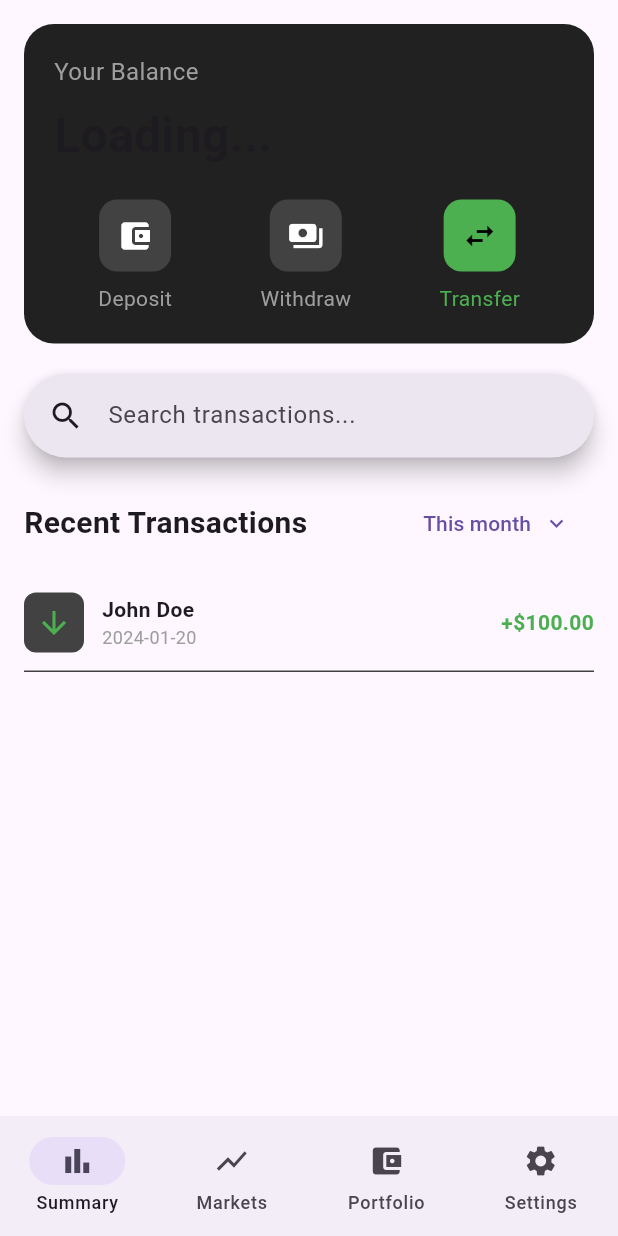
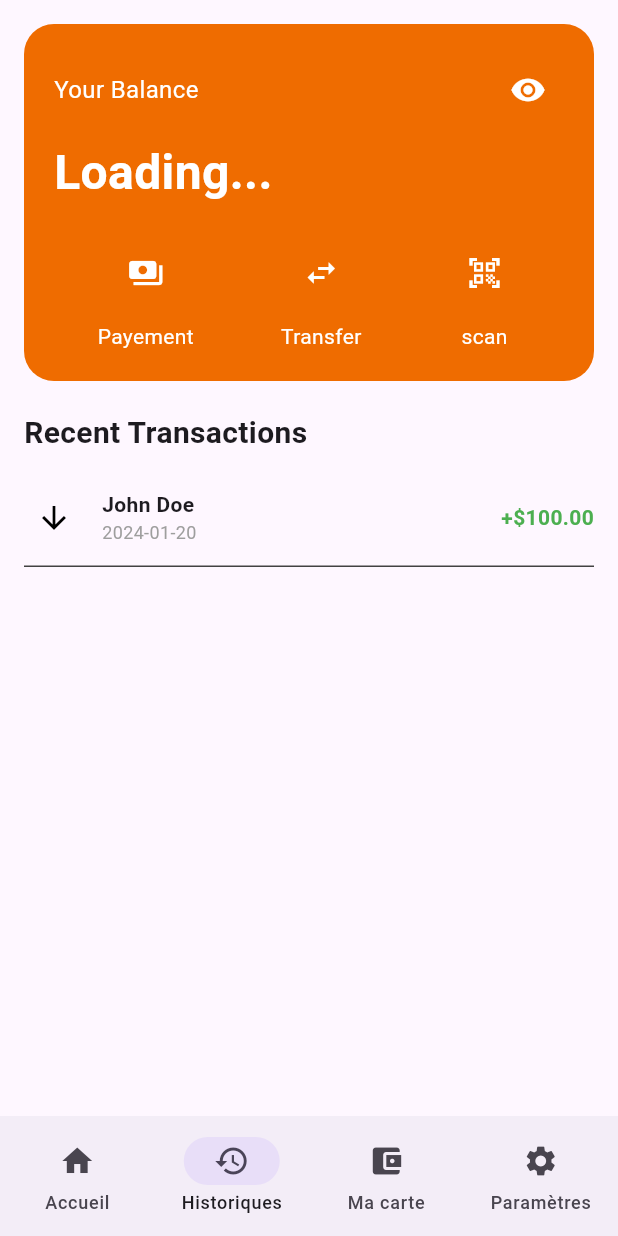
Before and after one commit to thatsbass/money_transfer_app, a Flutter app: the HomeView screen opened by its route, item 2 of the bottom bar chosen, on a phone screen of 412 x 824 dp. Run offline on Flutter 3.47's test engine with Material 3 defaults, Android fonts, the phone set to English and light mode, and no system bars; our stand-ins replace cloud_firestore, firebase_auth, firebase_core, get, get_storage, google_sign_in; missing offline and left inert: flutter_facebook_auth; accounts and stored records are empty.

```diff
--- a/lib/modules/home/views/home_view.dart
+++ b/lib/modules/home/views/home_view.dart
@@ -1,7 +1,6 @@
 import 'package:flutter/material.dart';
 import 'package:get/get.dart';
 import '../controllers/home_controller.dart';
-
 
 class HomeView extends GetView<HomeController> {
   const HomeView({Key? key}) : super(key: key);
@@ -18,14 +17,6 @@ class HomeView extends GetView<HomeController> {
               children: [
                 const BalanceCard(),
                 const SizedBox(height: 20),
-                SearchBar(
-                  hintText: "Search transactions...",
-                  leading: const Icon(Icons.search),
-                  padding: const MaterialStatePropertyAll(
-                    EdgeInsets.symmetric(horizontal: 16.0),
-                  ),
-                ),
-                const SizedBox(height: 20),
                 Row(
                   mainAxisAlignment: MainAxisAlignment.spaceBetween,
                   children: [
@@ -35,11 +26,6 @@ class HomeView extends GetView<HomeController> {
                         fontSize: 20,
                         fontWeight: FontWeight.bold,
                       ),
-                    ),
-                    TextButton.icon(
-                      onPressed: () {},
-                      icon: const Text("This month"),
-                      label: const Icon(Icons.keyboard_arrow_down),
                     ),
                   ],
                 ),
@@ -54,28 +40,28 @@ class HomeView extends GetView<HomeController> {
           ),
         ),
       ),
-      bottomNavigationBar: NavigationBar(
-        selectedIndex: 0,
-        onDestinationSelected: (index) {},
+      bottomNavigationBar: Obx(() => NavigationBar(
+        selectedIndex: controller.currentIndex.value,
+        onDestinationSelected: controller.changeIndex,
         destinations: const [
           NavigationDestination(
-            icon: Icon(Icons.bar_chart),
-            label: 'Summary',
+            icon: Icon(Icons.home),
+            label: 'Accueil',
           ),
           NavigationDestination(
-            icon: Icon(Icons.show_chart),
-            label: 'Markets',
+            icon: Icon(Icons.history),
+            label: 'Historiques',
           ),
           NavigationDestination(
             icon: Icon(Icons.account_balance_wallet),
-            label: 'Portfolio',
+            label: 'Ma carte',
           ),
           NavigationDestination(
             icon: Icon(Icons.settings),
-            label: 'Settings',
+            label: 'Paramètres',
           ),
         ],
-      ),
+      )),
     );
   }
 }
@@ -88,24 +74,40 @@ class BalanceCard extends GetView<HomeController> {
     return Container(
       padding: const EdgeInsets.all(20),
       decoration: BoxDecoration(
-        color: Colors.grey[900],
+        color: Colors.orange[800],
         borderRadius: BorderRadius.circular(20),
       ),
       child: Column(
         crossAxisAlignment: CrossAxisAlignment.start,
         children: [
+          Row(
+            mainAxisAlignment: MainAxisAlignment.spaceBetween,
+            children: [
               const Text(
                 "Your Balance",
                 style: TextStyle(
-              color: Colors.grey,
+                  color: Colors.white,
                   fontSize: 16,
                 ),
+              ),
+              IconButton(
+                icon: Obx(() => Icon(
+                  controller.isBalanceVisible.value
+                      ? Icons.visibility
+                      : Icons.visibility_off,
+                  color: Colors.white,
+                )),
+                onPressed: controller.toggleBalanceVisibility,
+              ),
+            ],
           ),
           const SizedBox(height: 8),
           Obx(() {
             if (controller.user.value != null) {
               return Text(
-                "\$${controller.user.value!.account.balance.toStringAsFixed(2)}",
+                controller.isBalanceVisible.value
+                    ? "\$${controller.user.value!.account.balance.toStringAsFixed(2)}"
+                    : "****",
                 style: const TextStyle(
                   fontSize: 32,
                   fontWeight: FontWeight.bold,
@@ -118,6 +120,7 @@ class BalanceCard extends GetView<HomeController> {
                 style: TextStyle(
                   fontSize: 32,
                   fontWeight: FontWeight.bold,
+                  color: Colors.white,
                 ),
               );
             }
@@ -126,14 +129,9 @@ class BalanceCard extends GetView<HomeController> {
           Row(
             mainAxisAlignment: MainAxisAlignment.spaceAround,
             children: [
-              _buildActionButton(Icons.account_balance_wallet, "Deposit", onTap: controller.onDepositTap),
-              _buildActionButton(Icons.payments, "Withdraw", onTap: controller.onWithdrawTap),
-              _buildActionButton(
-                Icons.swap_horiz,
-                "Transfer",
-                isHighlighted: true,
-                onTap: controller.onTransferTap,
-              ),
+              _buildActionButton(Icons.payments, "Payement", onTap: controller.onWithdrawTap),
+              _buildActionButton(Icons.swap_horiz, "Transfer", isHighlighted: true, onTap: controller.onTransferTap),
+              _buildActionButton(Icons.qr_code_scanner, "scan", onTap: controller.onDepositTap),
             ],
           ),
         ],
@@ -150,19 +148,18 @@ class BalanceCard extends GetView<HomeController> {
           Container(
             padding: const EdgeInsets.all(12),
             decoration: BoxDecoration(
-              color: isHighlighted ? Colors.green : Colors.grey[800],
               borderRadius: BorderRadius.circular(12),
             ),
             child: Icon(
               icon,
-              color: isHighlighted ? Colors.black : Colors.white,
+              color: Colors.white,
             ),
           ),
           const SizedBox(height: 8),
           Text(
             label,
-            style: TextStyle(
-              color: isHighlighted ? Colors.green : Colors.grey,
+            style: const TextStyle(
+              color: Colors.white,
             ),
           ),
         ],
@@ -193,12 +190,11 @@ class TransactionCard extends StatelessWidget {
           Container(
             padding: const EdgeInsets.all(8),
             decoration: BoxDecoration(
-              color: Colors.grey[800],
               borderRadius: BorderRadius.circular(8),
             ),
             child: Icon(
               transaction.type == 'RECEIVE' ? Icons.arrow_downward : Icons.arrow_upward,
-              color: transaction.type == 'RECEIVE' ? Colors.green : Colors.red,
+              color: transaction.type == 'RECEIVE' ? Colors.black : Colors.red,
             ),
           ),
           const SizedBox(width: 12),
```
Also changed, not shown: lib/modules/home/controllers/home_controller.dart (+67 -6 lines), lib/modules/login/views/login_view.dart (+5 -5 lines), assets/icons/google.png (renamed from assets/icons/google_logo.png), assets/icons/phone.png (added). Lines whose indentation alone changed are shown as unchanged.
